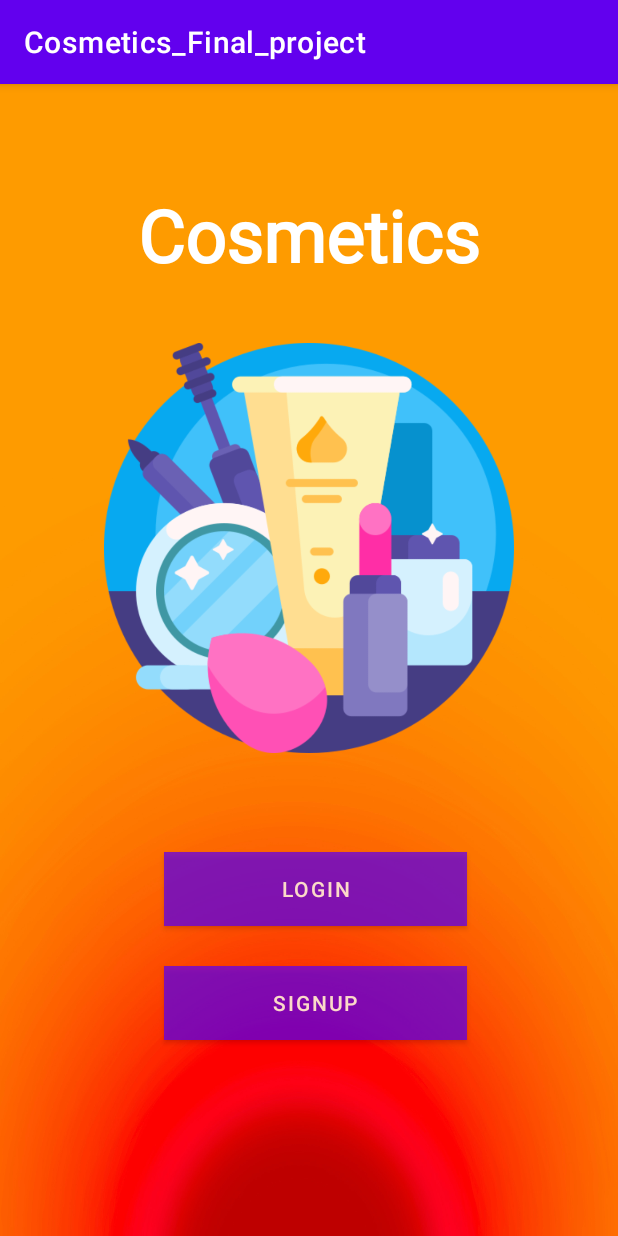
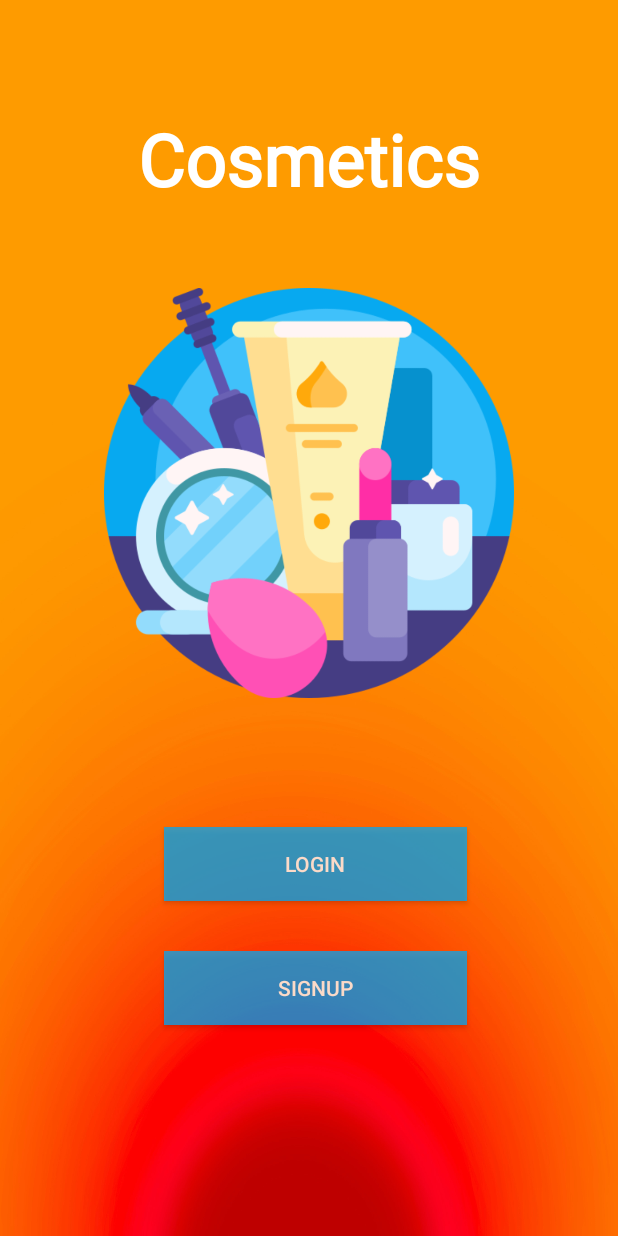
Before and after one commit to DanaGhaddar/Cosmetics_Final_project, an Android app: the screen it shows after launch (MainActivity), on a phone screen of 412 x 824 dp. Run offline under Robolectric (Android 15) with nearby library versions, the phone set to English and light mode, and no system bars.

Commit message:
layout modifications

```diff
--- a/app/src/main/AndroidManifest.xml
+++ b/app/src/main/AndroidManifest.xml
@@ -2,13 +2,16 @@
 <manifest xmlns:android="http://schemas.android.com/apk/res/android"
     package="com.example.cosmetics_final_project">
 
+    <uses-permission android:name="android.permission.INTERNET" />
+    <uses-permission android:name="android.permission.ACCESS_NETWORK_STATE" />
     <application
         android:allowBackup="true"
         android:icon="@mipmap/ic_launcher"
         android:label="@string/app_name"
         android:roundIcon="@mipmap/ic_launcher_round"
         android:supportsRtl="true"
-        android:theme="@style/Theme.Cosmetics_Final_project">
+        android:theme="@style/Theme.Cosmetics_Final_project"
+        android:usesCleartextTraffic="true">
         <activity
             android:name=".MainActivity"
             android:exported="true">
--- a/app/src/main/res/values-night/themes.xml
+++ b/app/src/main/res/values-night/themes.xml
@@ -1,6 +1,6 @@
 <resources xmlns:tools="http://schemas.android.com/tools">
     <!-- Base application theme. -->
-    <style name="Theme.Cosmetics_Final_project" parent="Theme.MaterialComponents.DayNight.DarkActionBar">
+    <style name="Theme.Cosmetics_Final_project" parent="Theme.AppCompat.Light.NoActionBar">
         <!-- Primary brand color. -->
         <item name="colorPrimary">@color/purple_200</item>
         <item name="colorPrimaryVariant">@color/purple_700</item>
--- a/app/src/main/res/values/themes.xml
+++ b/app/src/main/res/values/themes.xml
@@ -1,6 +1,6 @@
 <resources xmlns:tools="http://schemas.android.com/tools">
     <!-- Base application theme. -->
-    <style name="Theme.Cosmetics_Final_project" parent="Theme.MaterialComponents.DayNight.DarkActionBar">
+    <style name="Theme.Cosmetics_Final_project" parent="Theme.AppCompat.Light.NoActionBar">
         <!-- Primary brand color. -->
         <item name="colorPrimary">@color/purple_500</item>
         <item name="colorPrimaryVariant">@color/purple_700</item>
```
